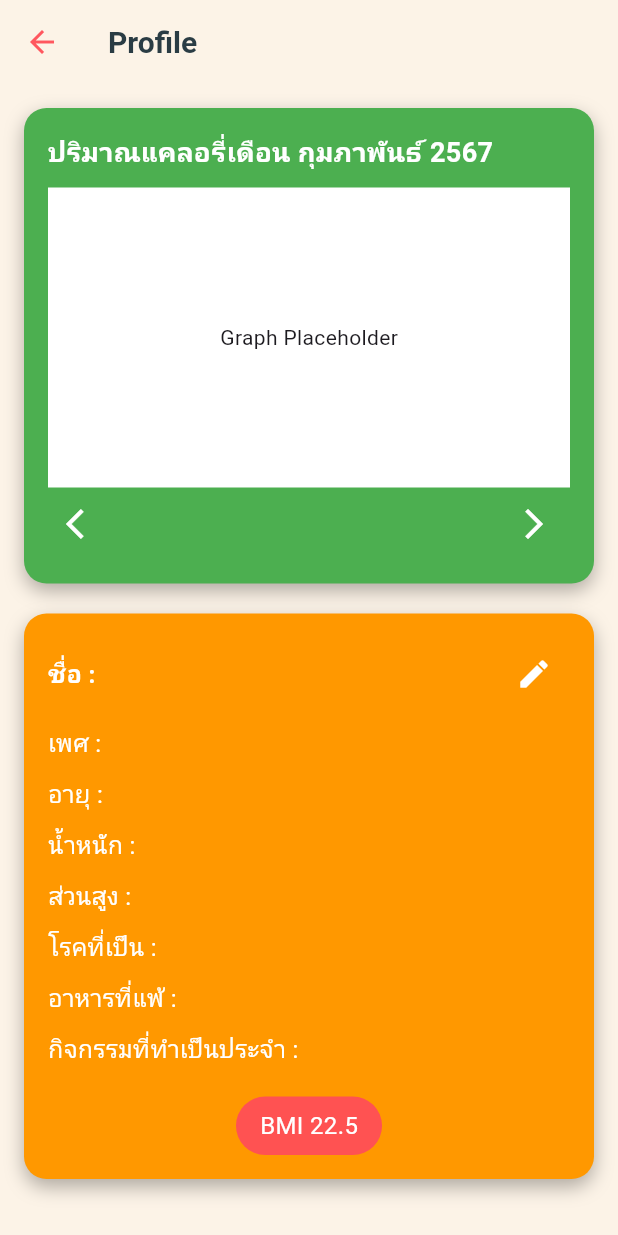
After one commit to tinepanupong1/project_app, a Flutter app: the screen it shows after launch, item 3 of the bottom bar chosen, after a tap on the "arrow forward ios" icon, on a phone screen of 412 x 824 dp. The commit adds this screen. Run offline on Flutter 3.47's test engine with Material 3 defaults, Android fonts, the phone set to English and light mode, and no system bars; our stand-ins replace firebase_auth, firebase_core, percent_indicator, shared_preferences; accounts and stored records are empty; Roboto replaces fonts that are missing (Jua).

Commit message:
add profile
add profile

```diff
--- a/lib/main.dart
+++ b/lib/main.dart
@@ -1,4 +1,5 @@
 import 'package:flutter/material.dart';
+import 'package:project_app/screen/homescreen.dart';
 import 'package:project_app/screen/loginscreen.dart';
 import 'package:project_app/screen/selectactivity.dart';
 import 'package:project_app/screen/selectinfo.dart';
@@ -37,7 +38,7 @@ class MyApp extends StatelessWidget {
       theme: ThemeData(
         primaryColor: Colors.blue,
       ),
-      home :  LoginScreen(),
+      home : HomeScreen(),
     );
   }
 }
--- a/lib/screen/bottom_navbar.dart
+++ b/lib/screen/bottom_navbar.dart
@@ -1,7 +1,35 @@
 import 'package:flutter/material.dart';
 import 'package:project_app/component/constant.dart';
-class BottomNavBar extends StatelessWidget {
+import 'package:project_app/screen/camerascreen.dart';
+import 'package:project_app/screen/profilescreen.dart';
+
+
+class BottomNavBar extends StatefulWidget {
   const BottomNavBar({super.key});
+
+  @override
+  _BottomNavBarState createState() => _BottomNavBarState();
+}
+
+class _BottomNavBarState extends State<BottomNavBar> {
+  int _currentIndex = 0;
+
+  void _onTap(int index) {
+    setState(() {
+      _currentIndex = index;
+    });
+    if (index == 1) {
+      Navigator.push(
+        context,
+        MaterialPageRoute(builder: (context) => CameraScreen()),
+      );
+    } else if (index == 2) {
+      Navigator.push(
+        context,
+        MaterialPageRoute(builder: (context) => ProfileScreen()),
+      );
+    }
+  }
 
   @override
   Widget build(BuildContext context) {
@@ -14,16 +42,15 @@ class BottomNavBar extends StatelessWidget {
         BottomNavigationBarItem(
           icon: Icon(Icons.camera),
           label: 'Camera',
-
         ),
         BottomNavigationBarItem(
           icon: Icon(Icons.person),
           label: 'Profile',
         ),
       ],
-      currentIndex: 0,
+      currentIndex: _currentIndex,
       selectedItemColor: backgroundPink,
-      onTap: (index) {},
+      onTap: _onTap,
     );
   }
 }
--- /dev/null
+++ b/lib/screen/camerascreen.dart
@@ -0,0 +1,15 @@
+import 'package:flutter/material.dart';
+
+class CameraScreen extends StatelessWidget {
+  @override
+  Widget build(BuildContext context) {
+    return Scaffold(
+      appBar: AppBar(
+        title: Text('Camera Screen'),
+      ),
+      body: Center(
+        child: Text('This is the Camera Screen'),
+      ),
+    );
+  }
+}
--- a/lib/screen/homescreen.dart
+++ b/lib/screen/homescreen.dart
@@ -18,7 +18,8 @@ class HomeScreen extends StatelessWidget {
           fontFamily: 'Jua',
           fontSize: 20,
           fontWeight: FontWeight.w700,
-              color:textColorTitle,),
+          color: textColorTitle,
+        ),
         actions: [
           IconButton(
             icon: const Icon(Icons.notifications, color: backgroundPink),
@@ -26,7 +27,7 @@ class HomeScreen extends StatelessWidget {
           ),
         ],
       ),
-      body: Padding(
+      body: SingleChildScrollView(
         padding: const EdgeInsets.all(16.0),
         child: Column(
           children: [
@@ -36,11 +37,11 @@ class HomeScreen extends StatelessWidget {
             GoalAndDiaryRow(),
             const SizedBox(height: 20),
             MenuPlanningCard(),
-            const Spacer(),
-            const BottomNavBar(),
+            const SizedBox(height: 30),
           ],
         ),
       ),
+      bottomNavigationBar: const BottomNavBar(),
     );
   }
 }
@@ -64,7 +65,6 @@ class _CalorieCardState extends State<CalorieCard> {
         color: backgroundHead,
         borderRadius: BorderRadius.circular(25),
         boxShadow: [
-          //เงา
           BoxShadow(
             color: Colors.black.withOpacity(0.8),
             blurRadius: 10.0,
@@ -83,14 +83,12 @@ class _CalorieCardState extends State<CalorieCard> {
               Icons.fastfood_sharp,
               size: 40.0,
               color: Colors.white,
-
             ),
             progressColor: backgroundYellow,
             backgroundColor: backgroundHead2,
             circularStrokeCap: CircularStrokeCap.round,
             footer: Padding(
-              padding: const EdgeInsets.only(
-                  top: 16.0), // เพิ่มพื้นที่ว่างด้านบนของ footer
+              padding: const EdgeInsets.only(top: 16.0),
               child: Text(
                 '$totalCalories cal',
                 style: const TextStyle(
@@ -110,7 +108,8 @@ class _CalorieCardState extends State<CalorieCard> {
                 style: TextStyle(
                   color: Colors.white,
                   fontSize: 18,
-                    fontWeight: FontWeight.bold),
+                  fontWeight: FontWeight.bold,
+                ),
               ),
               const SizedBox(height: 15),
               Row(
@@ -119,9 +118,7 @@ class _CalorieCardState extends State<CalorieCard> {
                     Icons.circle,
                     color: backgroundYellow,
                   ),
-                  const SizedBox(
-                    width: 5,
-                  ),
+                  const SizedBox(width: 5),
                   Text(
                     'ทานไปแล้ว $consumedCalories cal',
                     style: const TextStyle(color: Colors.white, fontSize: 16),
@@ -130,19 +127,19 @@ class _CalorieCardState extends State<CalorieCard> {
               ),
               const SizedBox(height: 20),
               Container(
-                padding:
-                    const EdgeInsets.symmetric(vertical: 8.0, horizontal: 16.0),
+                padding: const EdgeInsets.symmetric(
+                    vertical: 8.0, horizontal: 16.0),
                 decoration: BoxDecoration(
                   color: backgroundPink,
                   borderRadius: BorderRadius.circular(23),
                   boxShadow: [
-                      //เงา
                     BoxShadow(
                       color: Colors.black.withOpacity(0.3),
                       blurRadius: 10.0,
                       offset: const Offset(0, 5),
                     ),
-                    ]),
+                  ],
+                ),
                 child: Text(
                   'เหลือ $remainingCalories cal',
                   style: const TextStyle(color: Colors.white, fontSize: 14),
@@ -179,17 +176,19 @@ class GoalCard extends StatelessWidget {
         color: Colors.white,
         borderRadius: BorderRadius.circular(15),
         boxShadow: [
-                      //เงา
           BoxShadow(
             color: Colors.black.withOpacity(0.3),
             blurRadius: 10.0,
             offset: const Offset(0, 5),
           ),
-                    ]
+        ],
       ),
       child: const Column(
         children: [
-          Image(image: AssetImage('assets/images/G.png'),height: 50,),
+          Image(
+            image: AssetImage('assets/images/G.png'),
+            height: 50,
+          ),
           SizedBox(height: 10),
           Text('Goal', style: TextStyle(fontSize: 16, color: backgroundBlue)),
         ],
@@ -215,15 +214,19 @@ class FoodDiaryCard extends StatelessWidget {
         ],
       ),
       child: const Column(
-        children: [Text('Food Diary', style: TextStyle(fontSize: 16, color: Colors.white)),
-
+        children: [
+          Text('Food Diary', style: TextStyle(fontSize: 16, color: Colors.white)),
           SizedBox(height: 10),
-          Image(image: AssetImage("assets/images/FoodDiary.png"), height: 50,),
+          Image(
+            image: AssetImage("assets/images/FoodDiary.png"),
+            height: 50,
+          ),
         ],
       ),
     );
   }
 }
+
 class MenuPlanningCard extends StatelessWidget {
   @override
   Widget build(BuildContext context) {
@@ -242,7 +245,6 @@ class MenuPlanningCard extends StatelessWidget {
       ),
       child: Row(
         children: [
-
           Image.asset(
             'assets/images/healthy.png',
             width: 100,
@@ -250,14 +252,13 @@ class MenuPlanningCard extends StatelessWidget {
             fit: BoxFit.cover,
           ),
           const SizedBox(width: 16),
-
           Column(
             crossAxisAlignment: CrossAxisAlignment.start,
             children: [
               const Text(
                 'Menu Planning',
                 style: TextStyle(
-                  color: backgroundHead, // สีของข้อความ
+                  color: backgroundHead,
                   fontSize: 16,
                   fontWeight: FontWeight.bold,
                 ),
@@ -267,11 +268,11 @@ class MenuPlanningCard extends StatelessWidget {
                 padding: const EdgeInsets.symmetric(
                     vertical: 4.0, horizontal: 8.0),
                 decoration: BoxDecoration(
-                  color: Colors.orangeAccent,
+                  color: Colors.white,
                   borderRadius: BorderRadius.circular(10),
                 ),
                 child: const Text(
-                  'มื้อเที่ยงวันนี้', //รอเอาจากวางแผนเมนูแต่ละมื้อ
+                  'มื้อเที่ยงวันนี้',
                   style: TextStyle(
                     color: backgroundYellow,
                     fontSize: 14,
@@ -280,7 +281,7 @@ class MenuPlanningCard extends StatelessWidget {
               ),
               const SizedBox(height: 8),
               const Text(
-                'ก๋วยเตี๋ยวต้มยำ',//รอเอาจากวางแผนเมนูแต่ละมื้อ
+                'ก๋วยเตี๋ยวต้มยำ',
                 style: TextStyle(
                   color: Colors.white,
                 ),
--- /dev/null
+++ b/lib/screen/profilescreen.dart
@@ -0,0 +1,289 @@
+import 'package:flutter/material.dart';
+import 'package:project_app/component/constant.dart';
+
+class ProfileScreen extends StatefulWidget {
+  const ProfileScreen({super.key});
+
+  @override
+  _ProfileScreenState createState() => _ProfileScreenState();
+}
+
+class _ProfileScreenState extends State<ProfileScreen> {
+  final TextEditingController nameController = TextEditingController();
+  final TextEditingController genderController = TextEditingController();
+  final TextEditingController ageController = TextEditingController();
+  final TextEditingController weightController = TextEditingController();
+  final TextEditingController heightController = TextEditingController();
+  final TextEditingController diseaseController = TextEditingController();
+  final TextEditingController allergyController = TextEditingController();
+  final TextEditingController activityController = TextEditingController();
+  int currentMonthIndex = 0;
+  final List<String> months = ['มกราคม', 'กุมภาพันธ์', 'มีนาคม']; // Add more months as needed
+
+  @override
+  Widget build(BuildContext context) {
+    return Scaffold(
+      backgroundColor: backgroundColor,
+      appBar: AppBar(
+        backgroundColor: Colors.transparent,
+        elevation: 0,
+        title: const Text('Profile'),
+        titleTextStyle: const TextStyle(
+          fontFamily: 'Jua',
+          fontSize: 20,
+          fontWeight: FontWeight.w700,
+          color: backgroundHead2,
+        ),
+        leading: IconButton(
+          icon: const Icon(Icons.arrow_back, color: backgroundPink),
+          onPressed: () {
+            Navigator.pop(context);
+          },
+        ),
+      ),
+      body: Padding(
+        padding: const EdgeInsets.all(16.0),
+        child: SingleChildScrollView(
+          child: Column(
+            crossAxisAlignment: CrossAxisAlignment.start,
+            children: [
+              CalorieGraphCard(
+                currentMonthIndex: currentMonthIndex,
+                onMonthChanged: (index) {
+                  setState(() {
+                    currentMonthIndex = index;
+                  });
+                },
+                months: months,
+              ),
+              const SizedBox(height: 20),
+              ProfileInfoCard(
+                onEdit: _editProfile,
+              ),
+            ],
+          ),
+        ),
+      ),
+    );
+  }
+
+  void _editProfile() {
+    showDialog(
+      context: context,
+      builder: (BuildContext context) {
+        return AlertDialog(
+          title: const Text('Edit Profile'),
+          content: SingleChildScrollView(
+            child: Column(
+              children: [
+                _buildTextField('Name', nameController),
+                _buildTextField('Gender', genderController),
+                _buildTextField('Age', ageController),
+                _buildTextField('Weight', weightController),
+                _buildTextField('Height', heightController),
+                _buildTextField('Disease', diseaseController),
+                _buildTextField('Allergy', allergyController),
+                _buildTextField('Activity', activityController),
+              ],
+            ),
+          ),
+          actions: [
+            TextButton(
+              child: const Text('Cancel'),
+              onPressed: () {
+                Navigator.of(context).pop();
+              },
+            ),
+            TextButton(
+              child: const Text('Save'),
+              onPressed: () {
+                // Save the updated information
+                setState(() {});
+                Navigator.of(context).pop();
+              },
+            ),
+          ],
+        );
+      },
+    );
+  }
+
+  Widget _buildTextField(String label, TextEditingController controller) {
+    return TextField(
+      controller: controller,
+      decoration: InputDecoration(labelText: label),
+    );
+  }
+}
+
+class CalorieGraphCard extends StatelessWidget {
+  final int currentMonthIndex;
+  final ValueChanged<int> onMonthChanged;
+  final List<String> months;
+
+  CalorieGraphCard({
+    required this.currentMonthIndex,
+    required this.onMonthChanged,
+    required this.months,
+  });
+
+  @override
+  Widget build(BuildContext context) {
+    return Container(
+      padding: const EdgeInsets.all(16),
+      decoration: BoxDecoration(
+        color: Colors.green,
+        borderRadius: BorderRadius.circular(15),
+        boxShadow: [
+          BoxShadow(
+            color: Colors.black.withOpacity(0.3),
+            blurRadius: 10.0,
+            offset: const Offset(0, 5),
+          ),
+        ],
+      ),
+      child: Column(
+        crossAxisAlignment: CrossAxisAlignment.start,
+        children: [
+          Text(
+            'ปริมาณแคลอรี่เดือน ${months[currentMonthIndex]} 2567',
+            style: const TextStyle(
+              color: Colors.white,
+              fontSize: 18,
+              fontWeight: FontWeight.bold,
+            ),
+          ),
+          const SizedBox(height: 10),
+          // Placeholder for graph
+          Container(
+            height: 200,
+            color: Colors.white,
+            child: Center(child: Text('Graph Placeholder')),
+          ),
+          Row(
+            mainAxisAlignment: MainAxisAlignment.spaceBetween,
+            children: [
+              IconButton(
+                icon: Icon(Icons.arrow_back_ios, color: Colors.white),
+                onPressed: currentMonthIndex > 0
+                    ? () => onMonthChanged(currentMonthIndex - 1)
+                    : null,
+              ),
+              IconButton(
+                icon: Icon(Icons.arrow_forward_ios, color: Colors.white),
+                onPressed: currentMonthIndex < months.length - 1
+                    ? () => onMonthChanged(currentMonthIndex + 1)
+                    : null,
+              ),
+            ],
+          ),
+        ],
+      ),
+    );
+  }
+}
+
+class ProfileInfoCard extends StatelessWidget {
+  final VoidCallback onEdit;
+
+  ProfileInfoCard({required this.onEdit});
+
+  @override
+  Widget build(BuildContext context) {
+    return Container(
+      padding: const EdgeInsets.all(16),
+      decoration: BoxDecoration(
+        color: Colors.orange,
+        borderRadius: BorderRadius.circular(15),
+        boxShadow: [
+          BoxShadow(
+            color: Colors.black.withOpacity(0.3),
+            blurRadius: 10.0,
+            offset: const Offset(0, 5),
+          ),
+        ],
+      ),
+      child: Column(
+        crossAxisAlignment: CrossAxisAlignment.start,
+        children: [
+          Row(
+            children: [
+              const Expanded(
+                child: Text(
+                  'ชื่อ : ',
+                  style: TextStyle(
+                    color: Colors.white,
+                    fontSize: 16,
+                    fontWeight: FontWeight.bold,
+                  ),
+                ),
+              ),
+              IconButton(
+                icon: const Icon(Icons.edit, color: Colors.white),
+                onPressed: onEdit,
+              ),
+            ],
+          ),
+          const SizedBox(height: 10),
+          ProfileInfoRow(label: 'เพศ : ', value: ''),
+          const SizedBox(height: 10),
+          ProfileInfoRow(label: 'อายุ : ', value: ''),
+          const SizedBox(height: 10),
+          ProfileInfoRow(label: 'น้ำหนัก : ', value: ''),
+          const SizedBox(height: 10),
+          ProfileInfoRow(label: 'ส่วนสูง : ', value: ''),
+          const SizedBox(height: 10),
+          ProfileInfoRow(label: 'โรคที่เป็น : ', value: ''),
+          const SizedBox(height: 10),
+          ProfileInfoRow(label: 'อาหารที่แพ้ : ', value: ''),
+          const SizedBox(height: 10),
+          ProfileInfoRow(label: 'กิจกรรมที่ทำเป็นประจำ : ', value: ''),
+          const SizedBox(height: 20),
+          Center(
+            child: Container(
+              padding: const EdgeInsets.symmetric(vertical: 8.0, horizontal: 16.0),
+              decoration: BoxDecoration(
+                color: Colors.redAccent,
+                borderRadius: BorderRadius.circular(23),
+              ),
+              child: const Text(
+                'BMI 22.5',
+                style: TextStyle(color: Colors.white, fontSize: 16),
+              ),
+            ),
+          ),
+        ],
+      ),
+    );
+  }
+}
+
+class ProfileInfoRow extends StatelessWidget {
+  final String label;
+  final String value;
+
+  const ProfileInfoRow({required this.label, required this.value});
+
+  @override
+  Widget build(BuildContext context) {
+    return Row(
+      children: [
+        Text(
+          label,
+          style: const TextStyle(
+            color: Colors.white,
+            fontSize: 16,
+          ),
+        ),
+        Text(
+          value,
+          style: const TextStyle(
+            color: Colors.white,
+            fontSize: 16,
+            fontWeight: FontWeight.bold,
+          ),
+        ),
+      ],
+    );
+  }
+}
--- a/pubspec.yaml
+++ b/pubspec.yaml
@@ -45,6 +45,9 @@ dependencies:
   msh_checkbox: ^2.0.1
   percent_indicator: ^4.2.2
   flutter_masonry_view: ^0.0.2
+  camera: ^0.10.0+2 # เพิ่ม package สำหรับการใช้งานกล้อง
+  path_provider: ^2.0.11 # เพิ่ม package สำหรับการจัดการไฟล์
+
 
 dev_dependencies:
   flutter_test:
```
Also changed, not shown: pubspec.lock, 3 other files. Lines whose indentation alone changed are shown as unchanged.
